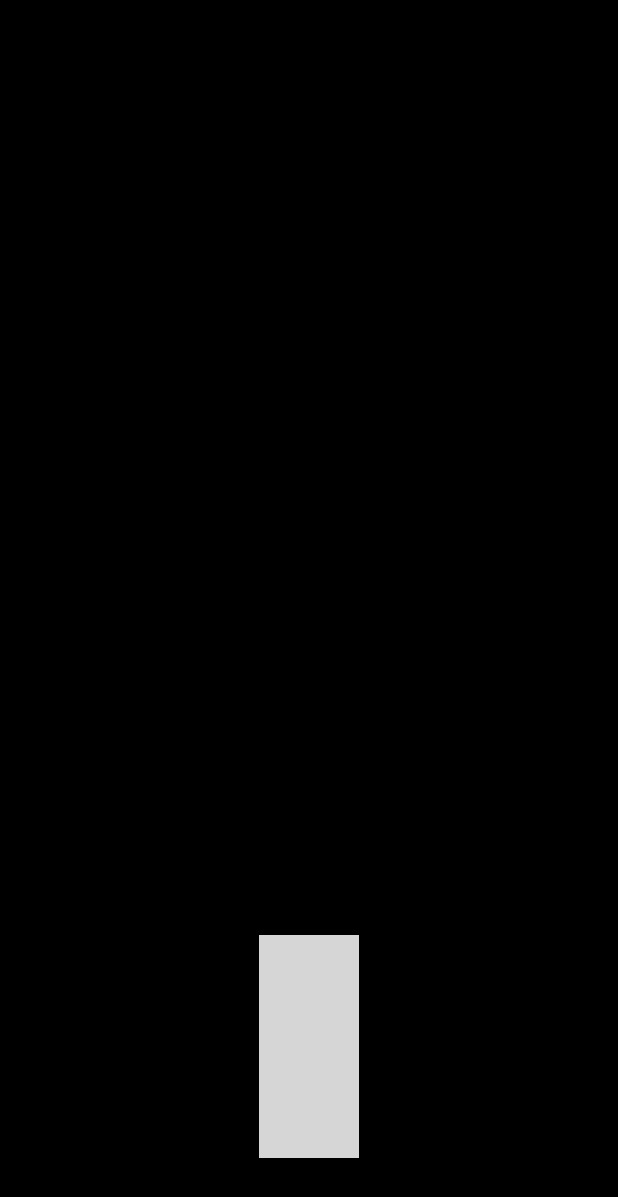
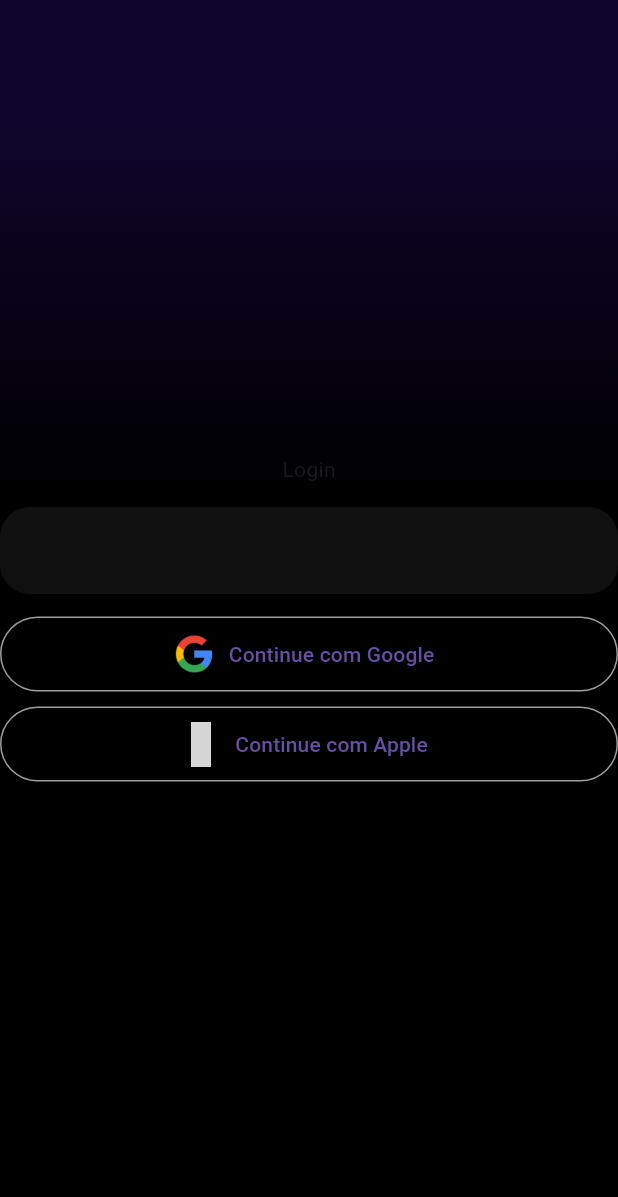
Before and after one commit to AlexGayer/pocket-saver, a Flutter app: the LoginPage screen opened directly, on a phone screen of 412 x 824 dp. Shown: the top 1197 px of the screen. Run offline on Flutter 3.47's test engine with Material 3 defaults, Android fonts, the phone set to English and light mode, and no system bars; our stand-ins replace brasil_fields, cloud_firestore, dropdown_button2, firebase_auth, firebase_core, flutter_expandable_fab and 6 more; accounts and stored records are empty; generated files the repository leaves out were written again; Roboto replaces fonts that are missing (PT_Sans-Narrow-Web); grey boxes are pictures that could not be loaded.

Commit message:
google signin

```diff
--- a/lib/app/global/widget/custom_text_field_container.dart
+++ b/lib/app/global/widget/custom_text_field_container.dart
@@ -6,12 +6,14 @@ class CustomTextFieldContainer extends StatefulWidget {
   final TextInputType? keyboardType;
   final List<TextInputFormatter>? inputFormatters;
   final TextEditingController? controller;
+  final String? hintText;
 
   const CustomTextFieldContainer(
       {super.key,
       this.prefixIcon,
       this.keyboardType,
       this.inputFormatters,
+      this.hintText,
       this.controller});
 
   @override
@@ -34,6 +36,7 @@ class _CustomTextFieldContainerState extends State<CustomTextFieldContainer> {
         keyboardType: widget.keyboardType,
         inputFormatters: widget.inputFormatters,
         decoration: InputDecoration(
+          helperText: widget.hintText,
           border: InputBorder.none,
           prefixIcon: Icon(widget.prefixIcon),
         ),
--- a/lib/app/pages/login_page.dart
+++ b/lib/app/pages/login_page.dart
@@ -1,4 +1,6 @@
 import 'package:flutter/material.dart';
+import 'package:flutter_pocket_saver/app/global/widget/custom_text_field_container.dart';
+import 'package:flutter_pocket_saver/app/widgets/gradient_background_widget.dart';
 import 'package:material_design_icons_flutter/material_design_icons_flutter.dart';
 
 class LoginPage extends StatefulWidget {
@@ -8,174 +10,61 @@ class LoginPage extends StatefulWidget {
   State<LoginPage> createState() => _LoginPageState();
 }
 
-class _LoginPageState extends State<LoginPage>
-    with SingleTickerProviderStateMixin {
-  late AnimationController _animationController;
-  late Animation<double> animationHightLogin;
-  late Animation<double> logoOpacityAnimation;
-  late Animation<double> logoSizeAnimation;
-  late Animation<double> commonFadeSlideAnimation;
-
-  @override
-  void initState() {
-    super.initState();
-    _animationController =
-        AnimationController(vsync: this, duration: const Duration(seconds: 4));
-
-    animationHightLogin = TweenSequence<double>([
-      TweenSequenceItem(
-          tween: Tween<double>(begin: 0, end: 1)
-              .chain(CurveTween(curve: Curves.fastOutSlowIn)),
-          weight: 0.25),
-      TweenSequenceItem(tween: Tween<double>(begin: 1, end: 1), weight: 0.41),
-      TweenSequenceItem(
-          tween: Tween<double>(begin: 1, end: 0.5)
-              .chain(CurveTween(curve: Curves.decelerate)),
-          weight: 0.33),
-    ]).animate(CurvedAnimation(
-        parent: _animationController, curve: const Interval(0, 0.75)));
-
-    logoOpacityAnimation =
-        Tween<double>(begin: 0, end: 1).animate(CurvedAnimation(
-      parent: _animationController,
-      curve: const Interval(0.2, 0.5, curve: Curves.easeIn),
-    ));
-
-    logoSizeAnimation =
-        Tween<double>(begin: 0.5, end: 1).animate(CurvedAnimation(
-      parent: _animationController,
-      curve: const Interval(0.2, 0.5, curve: Curves.easeInOut),
-    ));
-
-    commonFadeSlideAnimation =
-        Tween<double>(begin: 0, end: 1).animate(CurvedAnimation(
-      parent: _animationController,
-      curve: const Interval(0.5, 0.8, curve: Curves.easeInOut),
-    ));
-
-    _animationController.forward();
-  }
-
-  @override
-  void dispose() {
-    _animationController.dispose();
-    super.dispose();
-  }
-
+class _LoginPageState extends State<LoginPage> {
   @override
   Widget build(BuildContext context) {
     return Scaffold(
-      body: AnimatedBuilder(
-        animation: _animationController,
-        builder: (context, child) => Column(
+      body: GradientBackgroundWidget(
+        child: Column(
+          mainAxisAlignment: MainAxisAlignment.center,
           children: [
-            AnimatedLoginScreen(
-              animationHightLogin: animationHightLogin,
-              logoOpacityAnimation: logoOpacityAnimation,
-              logoSizeAnimation: logoSizeAnimation,
-              commonFadeSlideAnimation: commonFadeSlideAnimation,
-            )
+            const Text("Login"),
+            const SizedBox(height: 10),
+            const CustomTextFieldContainer(),
+            const SizedBox(height: 10),
+            SizedBox(
+              height: 50,
+              width: double.infinity,
+              child: ElevatedButton.icon(
+                style: ElevatedButton.styleFrom(
+                    backgroundColor: Colors.transparent,
+                    shape: RoundedRectangleBorder(
+                        side: const BorderSide(color: Colors.grey),
+                        borderRadius: BorderRadius.circular(30))),
+                onPressed: () => test(),
+                label: const Text("Continue com Google"),
+                icon: Image.asset(
+                  'assets/images/google_icon.png',
+                  fit: BoxFit.fill,
+                  height: 30,
+                ),
+              ),
+            ),
+            const SizedBox(height: 10),
+            SizedBox(
+              height: 50,
+              width: double.infinity,
+              child: ElevatedButton.icon(
+                  style: ElevatedButton.styleFrom(
+                      backgroundColor: Colors.transparent,
+                      shape: RoundedRectangleBorder(
+                          side: const BorderSide(color: Colors.grey),
+                          borderRadius: BorderRadius.circular(30))),
+                  onPressed: () => test(),
+                  label: const Text("Continue com Apple"),
+                  icon: Icon(
+                    MdiIcons.apple,
+                    color: Colors.white,
+                    size: 30,
+                  )),
+            ),
           ],
         ),
       ),
     );
   }
-}
 
-class AnimatedLoginScreen extends StatelessWidget {
-  final Animation<double> animationHightLogin;
-  final Animation<double> logoOpacityAnimation;
-  final Animation<double> logoSizeAnimation;
-  final Animation<double> commonFadeSlideAnimation;
-
-  const AnimatedLoginScreen(
-      {super.key,
-      required this.animationHightLogin,
-      required this.logoOpacityAnimation,
-      required this.logoSizeAnimation,
-      required this.commonFadeSlideAnimation});
-
-  @override
-  Widget build(BuildContext context) {
-    return Container(
-      height: MediaQuery.of(context).size.height * animationHightLogin.value,
-      color: Colors.black,
-      alignment: Alignment.bottomCenter,
-      child: SingleChildScrollView(
-        child: Column(
-          children: [
-            const SizedBox(height: 16), // Added some padding
-            LoginLogo(
-                logoOpacityAnimation: logoOpacityAnimation,
-                logoSizeAnimation: logoSizeAnimation),
-            const SizedBox(height: 16),
-            Align(
-              alignment: Alignment.bottomCenter,
-              child: SlideFadeWidget(
-                  commonFadeSlideAnimation: commonFadeSlideAnimation,
-                  child: Row(
-                    mainAxisAlignment: MainAxisAlignment.spaceEvenly,
-                    crossAxisAlignment: CrossAxisAlignment.end,
-                    children: [
-                      Text(
-                        "Login",
-                        textAlign: TextAlign.end,
-                        style: Theme.of(context).textTheme.titleSmall!.copyWith(
-                            fontWeight: FontWeight.bold, color: Colors.white),
-                      ),
-                      Text(
-                        "SignUp",
-                        textAlign: TextAlign.end,
-                        style: Theme.of(context).textTheme.titleSmall!.copyWith(
-                            fontWeight: FontWeight.bold, color: Colors.white),
-                      ),
-                    ],
-                  )),
-            ),
-            const SizedBox(height: 16),
-          ],
-        ),
-      ),
-    );
+  test() {
+    print("teste");
   }
 }
-
-class LoginLogo extends StatelessWidget {
-  final Animation<double> logoOpacityAnimation;
-  final Animation<double> logoSizeAnimation;
-
-  const LoginLogo(
-      {super.key,
-      required this.logoOpacityAnimation,
-      required this.logoSizeAnimation});
-
-  @override
-  Widget build(BuildContext context) {
-    return Opacity(
-      opacity: logoOpacityAnimation.value,
-      child: Icon(
-        MdiIcons.check,
-        color: Colors.white,
-        size: logoSizeAnimation.value * 150,
-      ),
-    );
-  }
-}
-
-class SlideFadeWidget extends StatelessWidget {
-  final Animation<double> commonFadeSlideAnimation;
-  final Widget child;
-  const SlideFadeWidget(
-      {super.key, required this.commonFadeSlideAnimation, required this.child});
-
-  @override
-  Widget build(BuildContext context) {
-    return Transform.translate(
-      offset: Offset(
-          MediaQuery.of(context).size.width *
-              (1 - commonFadeSlideAnimation.value),
-          0),
-      child: child,
-    );
-  }
-}
--- /dev/null
+++ b/lib/app/widgets/gradient_background_widget.dart
@@ -0,0 +1,30 @@
+import 'package:flutter/material.dart';
+
+class GradientBackgroundWidget extends StatelessWidget {
+  final Widget child;
+  const GradientBackgroundWidget({super.key, required this.child});
+
+  @override
+  Widget build(BuildContext context) {
+    return Stack(
+      children: [
+        Container(
+          decoration: const BoxDecoration(
+            gradient: LinearGradient(
+              colors: [
+                Color(0xFF0F052C),
+                Colors.black,
+                Colors.black,
+                Colors.black,
+              ],
+              begin: Alignment.topCenter,
+              end: Alignment.bottomCenter,
+              stops: [0.1, 0.4, 0.6, 0.9],
+            ),
+          ),
+        ),
+        child,
+      ],
+    );
+  }
+}
--- a/lib/main.dart
+++ b/lib/main.dart
@@ -3,6 +3,7 @@ import 'package:flutter/material.dart';
 import 'package:flutter_pocket_saver/app/constant/app_constants.dart';
 import 'package:flutter_pocket_saver/app/constant/app_routes.dart';
 import 'package:flutter_pocket_saver/app/constant/app_theme.dart';
+import 'package:flutter_pocket_saver/app/pages/login_page.dart';
 import 'package:flutter_pocket_saver/app/pages/pocket_page.dart';
 import 'package:flutter_pocket_saver/di/di.dart';
 
@@ -24,7 +25,7 @@ class MyApp extends StatelessWidget {
       theme: appThemeLight,
       darkTheme: appThemeDark,
       themeMode: ThemeMode.system,
-      home: const PocketPage(),
+      home: const LoginPage(),
       navigatorKey: navigatorKey,
       onGenerateRoute: Routes.generateRoute,
     );
```
Also changed, not shown: assets/images/google_icon.png (added).
